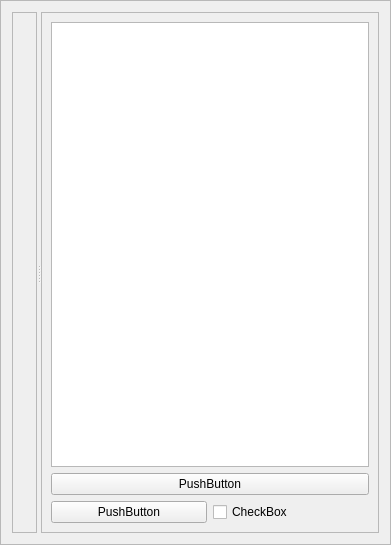
Before: the Qt Designer form paws/ui/qtui/input_loader.ui in slaclab/paws, drawn with Qt 5.
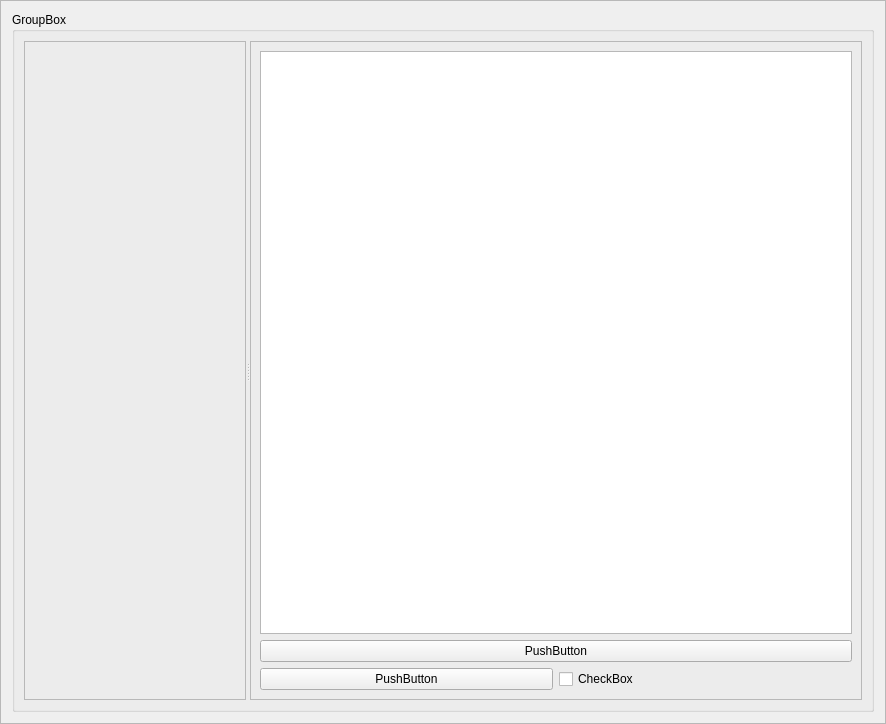
After: the same form once the commit is applied.

Commit message: input loader uis now come titled with the input uri

What changed in the file:
```diff
--- a/paws/ui/qtui/input_loader.ui
+++ b/paws/ui/qtui/input_loader.ui
@@ -6,8 +6,8 @@
    <rect>
     <x>0</x>
     <y>0</y>
-    <width>391</width>
-    <height>545</height>
+    <width>886</width>
+    <height>724</height>
    </rect>
   </property>
   <property name="windowTitle">
@@ -21,6 +21,12 @@
   </property>
   <layout class="QGridLayout" name="gridLayout_3">
    <item row="0" column="0">
+    <widget class="QGroupBox" name="input_box">
+     <property name="title">
+      <string>GroupBox</string>
+     </property>
+     <layout class="QGridLayout" name="gridLayout_2">
+      <item row="0" column="0">
     <widget class="QSplitter" name="splitter">
      <property name="orientation">
       <enum>Qt::Horizontal</enum>
@@ -32,7 +38,6 @@
       <property name="frameShadow">
        <enum>QFrame::Raised</enum>
       </property>
-      <layout class="QVBoxLayout" name="verticalLayout"/>
      </widget>
      <widget class="QFrame" name="values_frame">
       <property name="frameShape">
@@ -68,6 +73,9 @@
        </item>
       </layout>
      </widget>
+       </widget>
+      </item>
+     </layout>
     </widget>
    </item>
   </layout>
```
Lines whose indentation alone changed are shown as unchanged. The commit also changes 4 other files.
